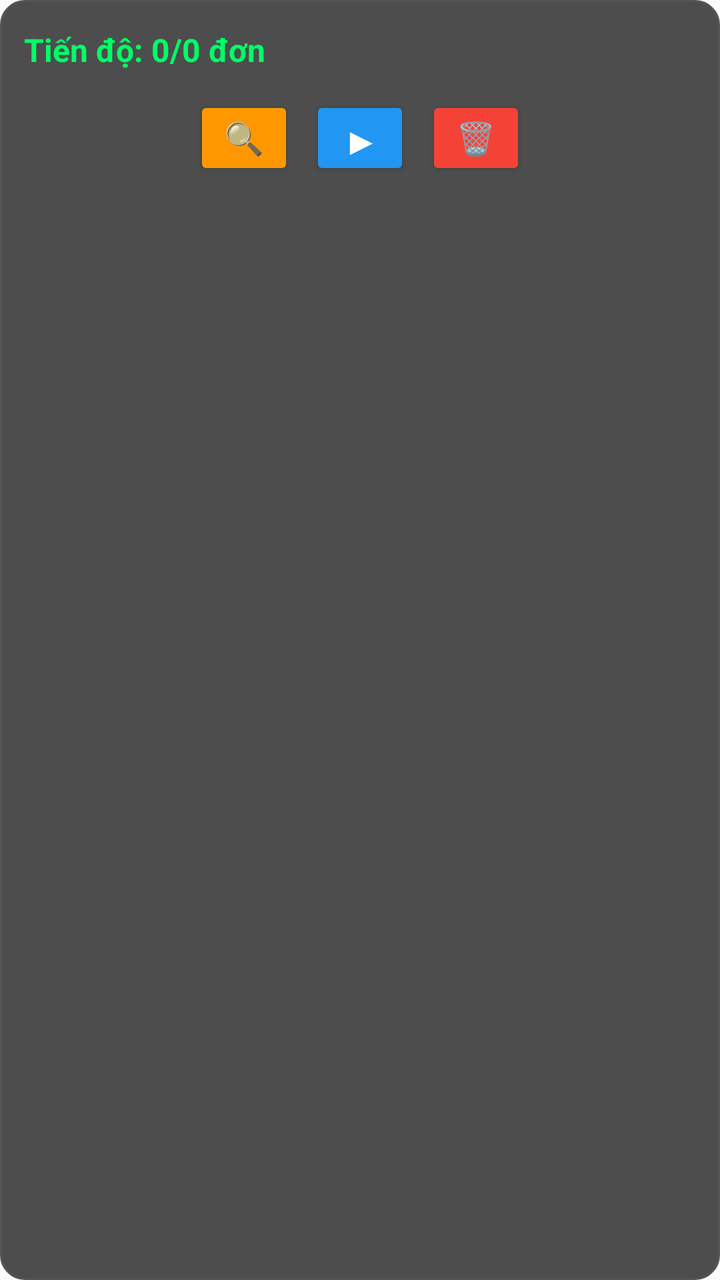
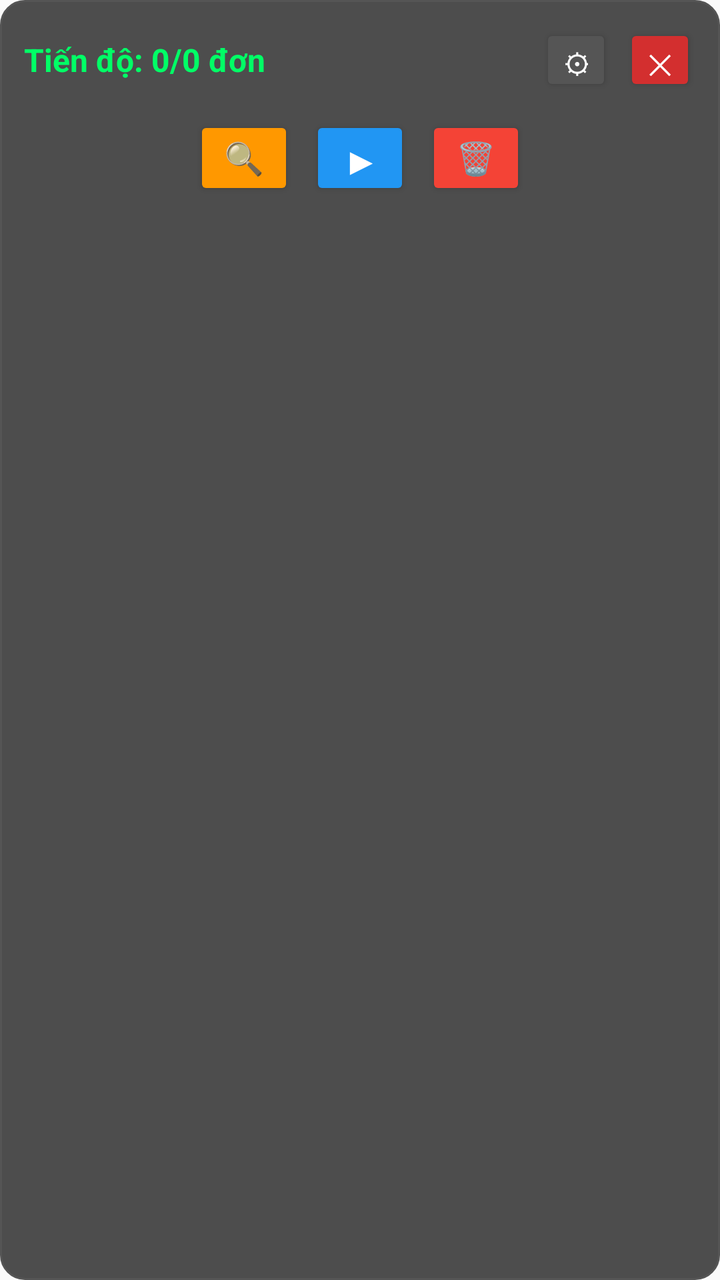

The first picture is an Android layout as it rendered before a commit; the second is the same layout after the commit. The layout source and the unified diff follow.
<!-- AndroidManifest.xml: application theme Theme.AppCompat.Light.NoActionBar -->
<!-- res/layout/layout_floating_popup.xml -->
<?xml version="1.0" encoding="utf-8"?>
<LinearLayout xmlns:android="http://schemas.android.com/apk/res/android"
    android:layout_width="wrap_content"
    android:layout_height="wrap_content"
    android:background="@drawable/bg_floating_box"
    android:orientation="vertical"
    android:padding="12dp"
    android:elevation="8dp">

    
    <LinearLayout
        android:layout_width="match_parent"
        android:layout_height="wrap_content"
        android:gravity="center_vertical"
        android:orientation="horizontal">

        <TextView
            android:id="@+id/tvProgress"
            android:layout_width="0dp"
            android:layout_height="wrap_content"
            android:layout_weight="1"
            android:text="Tiến độ: 0/0 đơn"
            android:textColor="#00FF66"
            android:textSize="16sp"
            android:textStyle="bold" />

        <ImageView
            android:id="@+id/btnSettings"
            android:layout_width="26dp"
            android:layout_height="26dp"
            android:layout_marginEnd="10dp"
            android:src="@android:ic_menu_manage" />

        <ImageView
            android:id="@+id/btnClose"
            android:layout_width="26dp"
            android:layout_height="26dp"
            android:src="@android:ic_menu_close_clear_cancel" />
    </LinearLayout>

    
    <LinearLayout
        android:layout_width="match_parent"
        android:layout_height="wrap_content"
        android:layout_marginTop="10dp"
        android:gravity="center"
        android:orientation="horizontal">

        
        <Button
            android:id="@+id/btnSearch"
            android:layout_width="50dp"
            android:layout_height="42dp"
            android:layout_marginEnd="8dp"
            android:backgroundTint="#FF9800"
            android:text="🔍"
            android:textSize="16sp" />

        
        <Button
            android:id="@+id/btnPlayPause"
            android:layout_width="50dp"
            android:layout_height="42dp"
            android:layout_marginEnd="8dp"
            android:backgroundTint="#2196F3"
            android:text="▶"
            android:textColor="#FFFFFF"
            android:textSize="18sp"
            android:textStyle="bold" />

        
        <Button
            android:id="@+id/btnDelete"
            android:layout_width="50dp"
            android:layout_height="42dp"
            android:backgroundTint="#F44336"
            android:text="🗑"
            android:textSize="16sp" />
    </LinearLayout>

</LinearLayout>
<!-- resources referenced by this layout -->
<resources>
  <!-- drawable bg_floating_box (drawable) -->
  <?xml version="1.0" encoding="utf-8"?>
  <shape xmlns:android="http://schemas.android.com/apk/res/android"
      android:shape="rectangle">
      <solid android:color="#CC222222" />
      <corners android:radius="12dp" />
      <stroke android:width="1dp" android:color="#555555" />
  </shape>
</resources>

<!-- the commit's change to res/layout/layout_floating_popup.xml (unified diff, before → after) -->
@@ -24,18 +24,25 @@
             android:textSize="16sp"
             android:textStyle="bold" />
 
-        <ImageView
+        
+        <Button
             android:id="@+id/btnSettings"
-            android:layout_width="26dp"
-            android:layout_height="26dp"
-            android:layout_marginEnd="10dp"
-            android:src="@android:ic_menu_manage" />
+            android:layout_width="36dp"
+            android:layout_height="36dp"
+            android:layout_marginEnd="6dp"
+            android:backgroundTint="#555555"
+            android:text="⚙"
+            android:textColor="#FFFFFF"
+            android:textSize="14sp" />
 
-        <ImageView
+        <Button
             android:id="@+id/btnClose"
-            android:layout_width="26dp"
-            android:layout_height="26dp"
-            android:src="@android:ic_menu_close_clear_cancel" />
+            android:layout_width="36dp"
+            android:layout_height="36dp"
+            android:backgroundTint="#D32F2F"
+            android:text="✕"
+            android:textColor="#FFFFFF"
+            android:textSize="14sp" />
     </LinearLayout>
 
     
@@ -46,7 +53,6 @@
         android:gravity="center"
         android:orientation="horizontal">
 
-        
         <Button
             android:id="@+id/btnSearch"
             android:layout_width="50dp"
@@ -56,7 +62,6 @@
             android:text="🔍"
             android:textSize="16sp" />
 
-        
         <Button
             android:id="@+id/btnPlayPause"
             android:layout_width="50dp"
@@ -68,7 +73,6 @@
             android:textSize="18sp"
             android:textStyle="bold" />
 
-        
         <Button
             android:id="@+id/btnDelete"
             android:layout_width="50dp"
